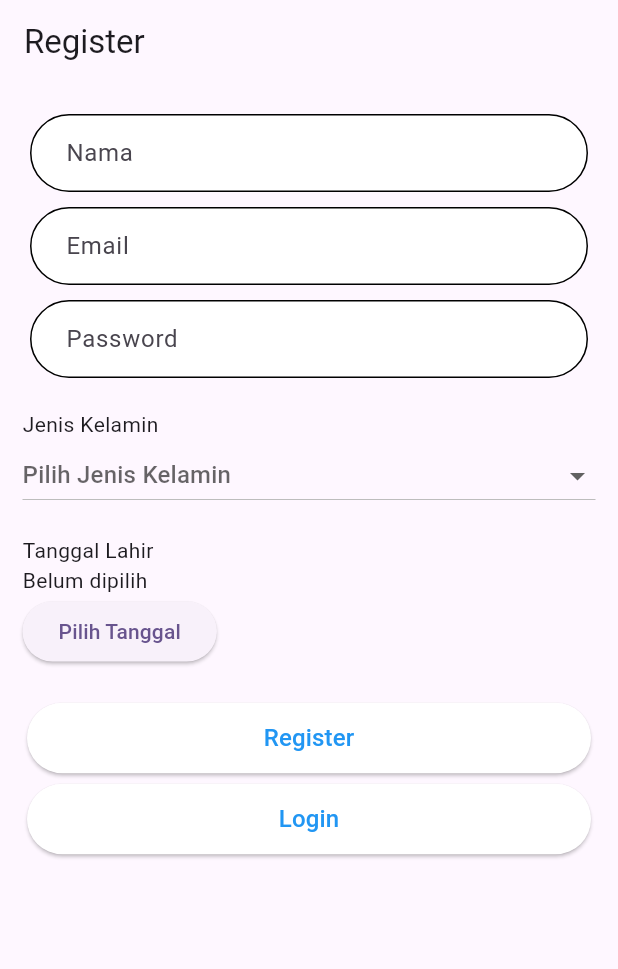
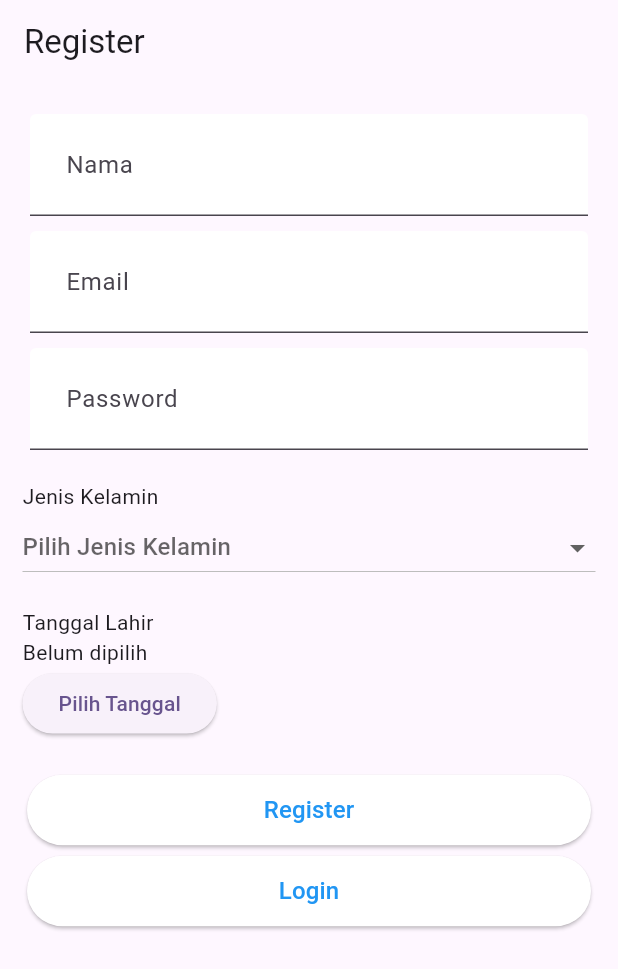
Before and after one commit to ddimadiii/MaPomodoro, a Flutter app: the screen it shows after launch, on a phone screen of 412 x 824 dp. Shown: the top 969 px of the screen. Run offline on Flutter 3.47's test engine with Material 3 defaults, Android fonts, the phone set to English and light mode, and no system bars.

Commit message:
fix/learn reusable component

```diff
--- a/lib/button.dart
+++ b/lib/button.dart
@@ -15,7 +15,8 @@ class MyButton extends StatelessWidget {
 
   @override
   Widget build(BuildContext context) {
-    return Container(
+    return Center(
+      child: Container(
         width: 400,
         margin: EdgeInsets.all(3),
         child: ElevatedButton(
@@ -24,7 +25,11 @@ class MyButton extends StatelessWidget {
             backgroundColor: color,
             padding: EdgeInsets.symmetric(horizontal: 24, vertical: 12),
           ),
-        child: Text(label, style: TextStyle(fontSize: 16, color: Colors.blue)),
+          child: Text(
+            label,
+            style: TextStyle(fontSize: 16, color: Colors.blue),
+          ),
+        ),
       ),
     );
   }
--- a/lib/register_page.dart
+++ b/lib/register_page.dart
@@ -1,5 +1,6 @@
 import 'package:flutter/material.dart';
 import 'package:pomodoro/login_page.dart';
+import 'package:pomodoro/widgets/widget_button.dart';
 import 'button.dart';
 import 'wd_textfield.dart';
 
@@ -25,7 +26,7 @@ class _RegisterPageState extends State<RegisterPage> {
           children: [
             RoundedTextField(labelText: 'Nama'),
             RoundedTextField(labelText: 'Email'),
-            RoundedTextField(labelText: 'Password'),
+            RoundedTextField(labelText: 'Password', obscureText: true),
 
             SizedBox(height: 16),
             Text('Jenis Kelamin'),
@@ -71,6 +72,7 @@ class _RegisterPageState extends State<RegisterPage> {
             SizedBox(height: 20),
             MyButton(label: 'Register', onPressed: _onRegister),
             MyButton(label: 'Login', onPressed: _onLogin),
+            // WidgetButton(text: 'blabla', onPressed: () {}),
           ],
         ),
       ),
--- a/lib/wd_textfield.dart
+++ b/lib/wd_textfield.dart
@@ -30,14 +30,6 @@ class RoundedTextField extends StatelessWidget {
           ),
           filled: true,
           fillColor: Colors.white,
-          enabledBorder: OutlineInputBorder(
-            borderRadius: BorderRadius.circular(30),
-            borderSide: const BorderSide(color: Colors.black, width: 1),
-          ),
-          focusedBorder: OutlineInputBorder(
-            borderRadius: BorderRadius.circular(30),
-            borderSide: const BorderSide(color: Colors.black, width: 1.5),
-          ),
         ),
       ),
     );
```
Also changed, not shown: lib/widgets/widget_button.dart (added, +15 -0 lines). Lines whose indentation alone changed are shown as unchanged.
